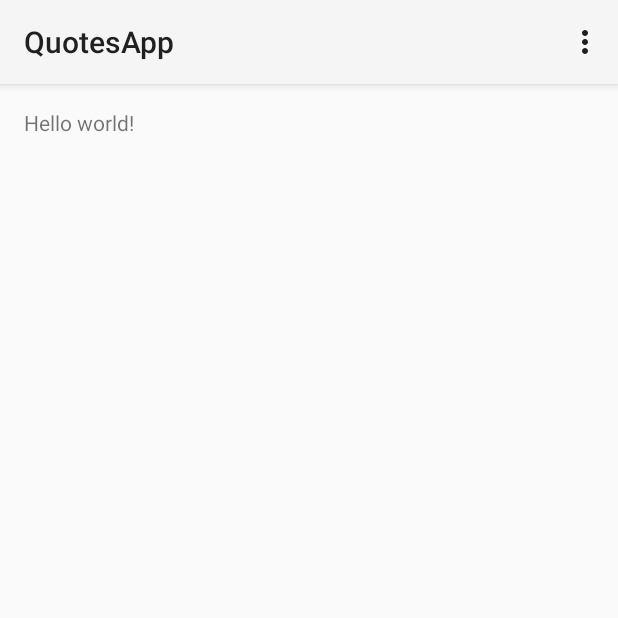
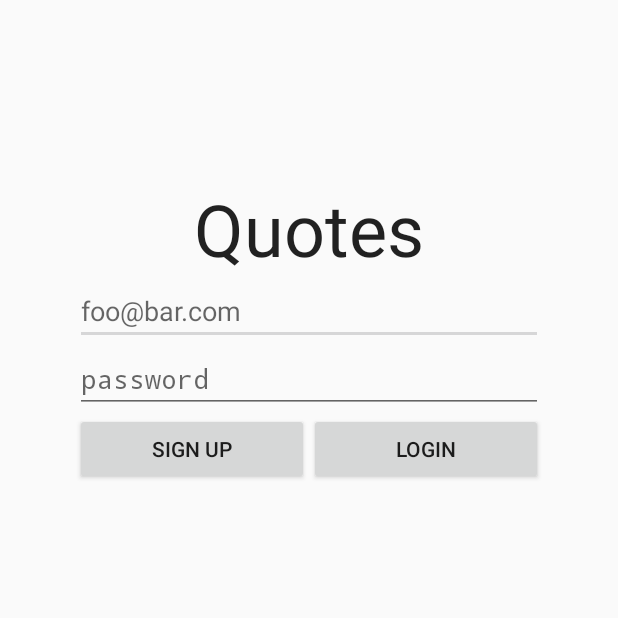
Before and after one commit to golf1052/QuotesApp, an Android app: the screen it shows after launch (MainActivity), on a phone screen of 412 x 824 dp, the top half of it. Run offline under Robolectric (Android 15) with nearby library versions, the phone set to English and light mode, and no system bars; 2 statements that could not run were skipped.

Commit message:
Android: Work a bit on layout and colors

```diff
--- a/Android/QuotesApp/app/src/main/AndroidManifest.xml
+++ b/Android/QuotesApp/app/src/main/AndroidManifest.xml
@@ -12,13 +12,12 @@
         android:theme="@style/AppTheme" >
         <activity
             android:name=".MainActivity"
-            android:label="@string/app_name" >
+            android:label="@string/app_name"
+            android:windowSoftInputMode="adjustPan" >
             <intent-filter>
                 <action android:name="android.intent.action.MAIN" />
-
                 <category android:name="android.intent.category.LAUNCHER" />
             </intent-filter>
         </activity>
     </application>
-
 </manifest>
--- a/Android/QuotesApp/app/src/main/java/com/golf1052/quotesapp/MainActivity.java
+++ b/Android/QuotesApp/app/src/main/java/com/golf1052/quotesapp/MainActivity.java
@@ -4,6 +4,8 @@ import android.app.Activity;
 import android.os.Bundle;
 import android.view.Menu;
 import android.view.MenuItem;
+import android.view.Window;
+
 import com.parse.Parse;
 import com.parse.ParseAnalytics;
 import com.parse.ParseObject;
@@ -15,6 +17,7 @@ public class MainActivity extends Activity {
     @Override
     protected void onCreate(Bundle savedInstanceState) {
         super.onCreate(savedInstanceState);
+        this.requestWindowFeature(Window.FEATURE_NO_TITLE);
         setContentView(R.layout.activity_main);
 
         // initialize Parse
@@ -26,6 +29,7 @@ public class MainActivity extends Activity {
     }
 
 
+    /*
     @Override
     public boolean onCreateOptionsMenu(Menu menu) {
         // Inflate the menu; this adds items to the action bar if it is present.
@@ -44,4 +48,5 @@ public class MainActivity extends Activity {
         }
         return super.onOptionsItemSelected(item);
     }
+    */
 }
--- a/Android/QuotesApp/app/src/main/res/layout/activity_main.xml
+++ b/Android/QuotesApp/app/src/main/res/layout/activity_main.xml
@@ -1,16 +1,60 @@
-<RelativeLayout xmlns:android="http://schemas.android.com/apk/res/android"
-    xmlns:tools="http://schemas.android.com/tools"
-    android:layout_width="match_parent"
-    android:layout_height="match_parent"
-    android:paddingLeft="@dimen/activity_horizontal_margin"
-    android:paddingRight="@dimen/activity_horizontal_margin"
-    android:paddingTop="@dimen/activity_vertical_margin"
-    android:paddingBottom="@dimen/activity_vertical_margin"
-    tools:context=".MainActivity">
+<LinearLayout
+    android:orientation="vertical"
+    android:layout_width="fill_parent"
+    android:layout_height="fill_parent"
+    xmlns:android="http://schemas.android.com/apk/res/android"
+    android:paddingLeft="50dp"
+    android:paddingRight="50dp"
+    android:paddingTop="120dp">
 
     <TextView
-        android:text="@string/hello_world"
         android:layout_width="wrap_content"
-        android:layout_height="wrap_content" />
+        android:layout_height="wrap_content"
+        android:textAppearance="@android:style/TextAppearance.Material.Large"
+        android:text="@string/app_name"
+        android:id="@+id/textView"
+        android:layout_gravity="center_horizontal"
+        android:textSize="48dp" />
 
-</RelativeLayout>
+    <EditText
+        android:layout_width="match_parent"
+        android:layout_height="wrap_content"
+        android:inputType="textEmailAddress"
+        android:ems="10"
+        android:id="@+id/editText"
+        android:hint="@string/hint_email"
+        android:layout_gravity="center_horizontal" />
+
+    <EditText
+        android:layout_width="match_parent"
+        android:layout_height="wrap_content"
+        android:inputType="textPassword"
+        android:ems="10"
+        android:id="@+id/editText2"
+        android:layout_gravity="center_horizontal"
+        android:hint="@string/hint_password" />
+
+    <LinearLayout
+        android:orientation="horizontal"
+        android:layout_width="fill_parent"
+        android:layout_height="fill_parent"
+        android:layout_gravity="center_horizontal"
+        android:baselineAligned="false"
+        android:layout_weight="1">
+
+        <Button
+            android:layout_width="wrap_content"
+            android:layout_height="wrap_content"
+            android:text="@string/button_sign_up"
+            android:id="@+id/button"
+            android:layout_weight="1" />
+
+        <Button
+            android:layout_width="wrap_content"
+            android:layout_height="wrap_content"
+            android:text="@string/button_login"
+            android:id="@+id/button2"
+            android:layout_weight="1" />
+    </LinearLayout>
+
+</LinearLayout>
--- a/Android/QuotesApp/app/src/main/res/menu/main.xml
+++ b/Android/QuotesApp/app/src/main/res/menu/main.xml
@@ -1,8 +1,4 @@
 <menu xmlns:android="http://schemas.android.com/apk/res/android"
     xmlns:tools="http://schemas.android.com/tools"
     tools:context=".MainActivity" >
-    <item android:id="@+id/action_settings"
-        android:title="@string/action_settings"
-        android:orderInCategory="100"
-        android:showAsAction="never" />
 </menu>
--- a/Android/QuotesApp/app/src/main/res/values-v21/styles.xml
+++ b/Android/QuotesApp/app/src/main/res/values-v21/styles.xml
@@ -1,5 +1,18 @@
 <?xml version="1.0" encoding="utf-8"?>
 <resources>
     <style name="AppTheme" parent="android:Theme.Material.Light">
+        <!--
+        Colors:
+            Primary - Amber 500
+            Primary Dark - Amber 700
+            Primary Light - Amber 100
+            Accent - Light Blue A200
+            Accent Fallback Light - Light Blue A100
+            Accent Fallback Dark - Light Blue A400
+        -->
+        <item name="android:colorPrimary">@color/amber_500</item>
+        <item name="android:colorPrimaryDark">@color/amber_700</item>
+        <!--<item name="android:statusBarColor">@color/deep_orange_a400</item>-->
+        <item name="android:colorAccent">@color/light_blue_a200</item>
     </style>
 </resources>
--- a/Android/QuotesApp/app/src/main/res/values/strings.xml
+++ b/Android/QuotesApp/app/src/main/res/values/strings.xml
@@ -1,8 +1,11 @@
 <?xml version="1.0" encoding="utf-8"?>
 <resources>
 
-    <string name="app_name">QuotesApp</string>
-    <string name="hello_world">Hello world!</string>
+    <string name="app_name">Quotes</string>
     <string name="action_settings">Settings</string>
+    <string name="button_sign_up">Sign Up</string>
+    <string name="button_login">Login</string>
+    <string name="hint_email">foo@bar.com</string>
+    <string name="hint_password">password</string>
 
 </resources>
```
